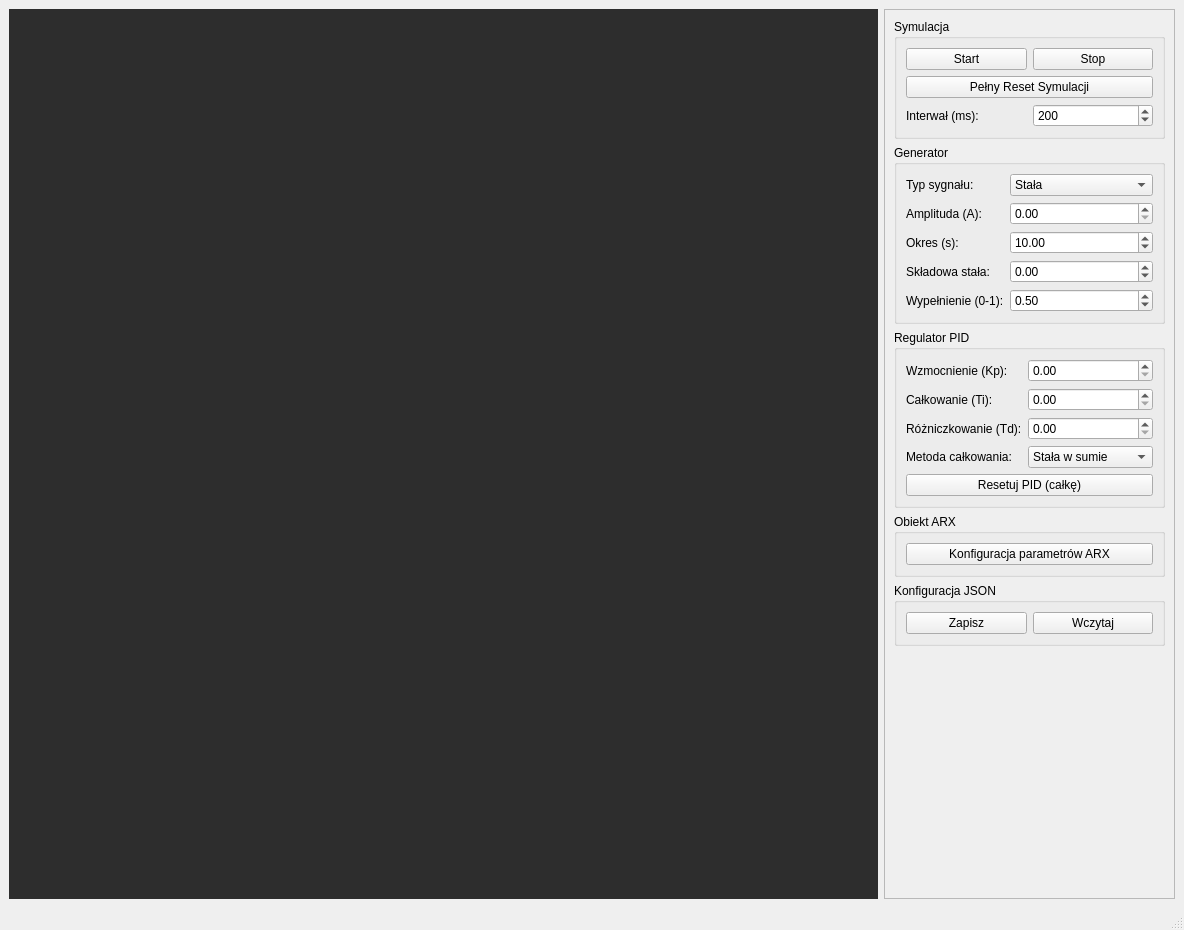
First picture: the form in W_PREZENTACJI/mainwindow.ui, repository pawnag/UAR, before the edit.
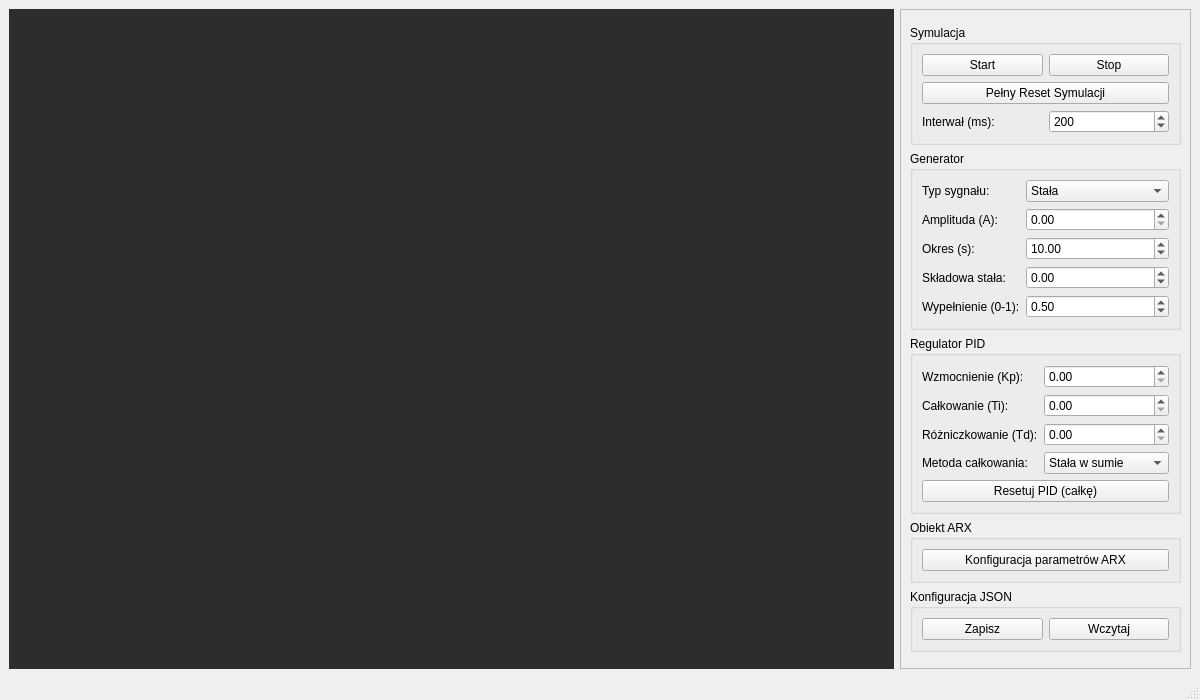
Second picture: the form after the edit.

Patch:
```diff
--- a/W_PREZENTACJI/mainwindow.ui
+++ b/W_PREZENTACJI/mainwindow.ui
@@ -6,10 +6,16 @@
    <rect>
     <x>0</x>
     <y>0</y>
-    <width>1184</width>
-    <height>930</height>
+    <width>1200</width>
+    <height>700</height>
    </rect>
   </property>
+  <property name="minimumSize">
+   <size>
+    <width>1200</width>
+    <height>700</height>
+   </size>
+  </property>
   <property name="windowTitle">
    <string>Symulator Układu Automatycznej Regulacji</string>
   </property>
@@ -51,11 +57,24 @@
         <rect>
          <x>0</x>
          <y>0</y>
-         <width>278</width>
-         <height>888</height>
+         <width>276</width>
+         <height>697</height>
         </rect>
        </property>
        <layout class="QVBoxLayout" name="verticalLayout_Controls">
+        <item>
+         <spacer name="verticalSpacer_2">
+          <property name="orientation">
+           <enum>Qt::Orientation::Vertical</enum>
+          </property>
+          <property name="sizeHint" stdset="0">
+           <size>
+            <width>20</width>
+            <height>40</height>
+           </size>
+          </property>
+         </spacer>
+        </item>
         <item>
          <widget class="QGroupBox" name="groupBox_Sim">
           <property name="title">
```
Left out of the diff: 1 changed line with no effect on the pictures.
